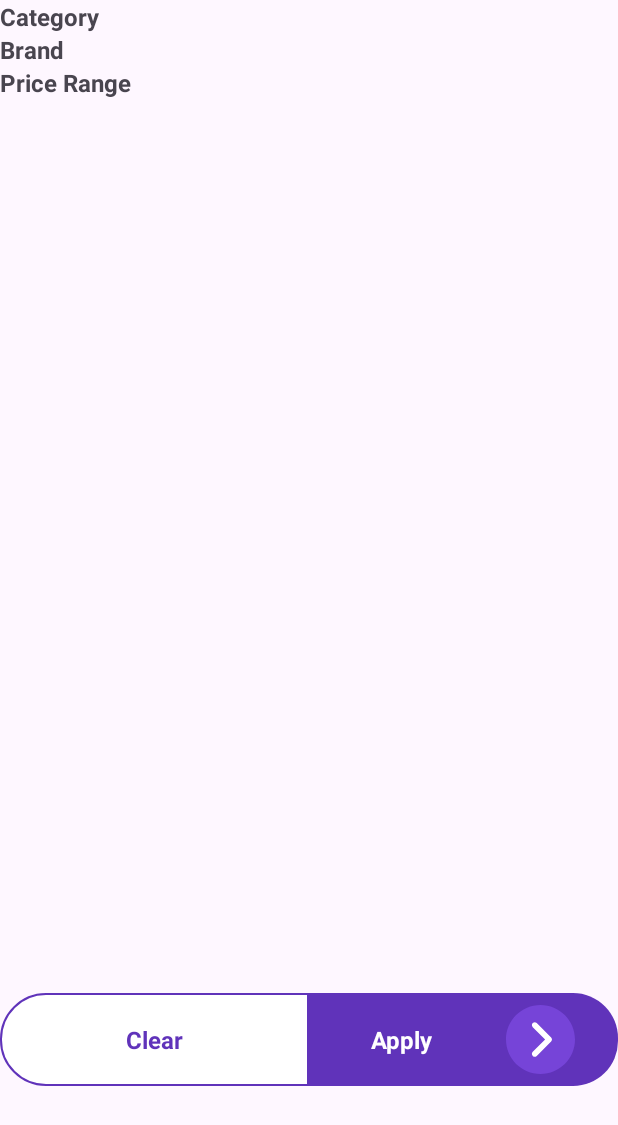
After one commit to QuangXYZ/LilyShop, an Android app: the layout fragment_filter.xml on its own in the app's theme, with its tools: preview values and no code run, on a phone screen of 412 x 824 dp. The commit adds this screen. Shown: the top 1125 px of the screen. Run offline under Robolectric (Android 15) with nearby library versions, the phone set to English and light mode, and no system bars.

Commit message:
feat: add filter screen

```diff
--- /dev/null
+++ b/app/src/main/res/drawable/apply_bkg.xml
@@ -0,0 +1,5 @@
+<?xml version="1.0" encoding="utf-8"?>
+<shape xmlns:android="http://schemas.android.com/apk/res/android">
+    <solid android:color="@color/purple"/>
+    <corners android:topRightRadius="30dp" android:bottomRightRadius="30dp"/>
+</shape>
--- /dev/null
+++ b/app/src/main/res/drawable/clear_bkg.xml
@@ -0,0 +1,9 @@
+<?xml version="1.0" encoding="utf-8"?>
+<shape xmlns:android="http://schemas.android.com/apk/res/android">
+
+
+    <solid android:color="@color/white"/>
+    <stroke android:color="@color/purple" android:width="1dp"/>
+
+    <corners android:topLeftRadius="30dp" android:bottomLeftRadius="30dp"/>
+</shape>
--- /dev/null
+++ b/app/src/main/res/drawable/next.xml
@@ -0,0 +1,13 @@
+<vector xmlns:android="http://schemas.android.com/apk/res/android"
+    android:width="24dp"
+    android:height="24dp"
+    android:viewportWidth="512"
+    android:viewportHeight="512">
+  <path
+      android:fillColor="#7644D8"
+      android:pathData="M256,0C114.84,0 0,114.84 0,256s114.84,256 256,256s256,-114.84 256,-256S397.16,0 256,0zM335.08,271.08L228.42,377.75c-4.16,4.16 -9.62,6.25 -15.08,6.25c-5.46,0 -10.92,-2.09 -15.08,-6.25c-8.34,-8.34 -8.34,-21.82 0,-30.17L289.83,256l-91.58,-91.58c-8.34,-8.34 -8.34,-21.82 0,-30.17s21.82,-8.34 30.17,0l106.67,106.67C343.42,249.26 343.42,262.74 335.08,271.08z"/>
+  <path
+      android:fillColor="@color/white"
+      android:pathData="M228.42,134.25c-8.33,-8.33 -21.84,-8.33 -30.17,0c-8.33,8.33 -8.33,21.84 0,30.17L289.83,256l-91.58,91.58c-8.33,8.33 -8.33,21.84 0,30.17c8.33,8.33 21.84,8.33 30.17,0l106.67,-106.67c8.33,-8.33 8.33,-21.84 0,-30.17L228.42,134.25z"/>
+
+</vector>
--- a/app/src/main/res/layout/activity_main.xml
+++ b/app/src/main/res/layout/activity_main.xml
@@ -39,7 +39,7 @@
                 android:layout_width="match_parent"
                 android:layout_height="60dp"
                 app:backgroundColor="@color/purple"
-                app:cornerRadius="10dp"
+                app:cornerRadius="20dp"
                 app:corners="all"
                 app:menu="@menu/bottom_navigation_menu" />
 
--- /dev/null
+++ b/app/src/main/res/layout/fragment_filter.xml
@@ -0,0 +1,102 @@
+<?xml version="1.0" encoding="utf-8"?>
+<androidx.constraintlayout.widget.ConstraintLayout xmlns:android="http://schemas.android.com/apk/res/android"
+    xmlns:app="http://schemas.android.com/apk/res-auto"
+    xmlns:tools="http://schemas.android.com/tools"
+    android:layout_width="match_parent"
+    android:layout_height="match_parent"
+    tools:context=".activity.Fragment.FilterFragment">
+
+
+    <LinearLayout
+        android:layout_width="match_parent"
+        android:layout_height="wrap_content"
+        android:orientation="vertical"
+
+        app:layout_constraintEnd_toEndOf="parent"
+        app:layout_constraintStart_toStartOf="parent"
+        app:layout_constraintTop_toTopOf="parent">
+
+        <TextView
+            android:layout_width="wrap_content"
+            android:layout_height="wrap_content"
+            android:text="Category"
+            android:textSize="16sp"
+            android:textStyle="bold" />
+
+        <androidx.recyclerview.widget.RecyclerView
+            android:layout_width="match_parent"
+            android:layout_height="wrap_content" />
+
+        <TextView
+            android:layout_width="wrap_content"
+            android:layout_height="wrap_content"
+            android:text="Brand"
+            android:textSize="16sp"
+            android:textStyle="bold" />
+
+        <TextView
+            android:layout_width="wrap_content"
+            android:layout_height="wrap_content"
+            android:text="Price Range"
+            android:textSize="16sp"
+            android:textStyle="bold" />
+    </LinearLayout>
+
+
+    <LinearLayout
+        android:id="@+id/linearLayout2"
+        android:layout_width="match_parent"
+        android:layout_height="wrap_content"
+        android:orientation="horizontal"
+        android:weightSum="2"
+        android:layout_marginBottom="100dp"
+        app:layout_constraintBottom_toBottomOf="parent"
+        app:layout_constraintEnd_toEndOf="parent">
+
+        <TextView
+            android:layout_width="0dp"
+            android:layout_height="wrap_content"
+            android:layout_weight="1"
+            android:background="@drawable/clear_bkg"
+            android:padding="20dp"
+            android:text="Clear"
+            android:textAlignment="center"
+            android:textColor="@color/purple"
+            android:textSize="16sp"
+            android:textStyle="bold" />
+
+
+        <LinearLayout
+            android:layout_width="0dp"
+            android:layout_height="wrap_content"
+            android:layout_weight="1"
+            android:orientation="horizontal"
+            android:weightSum="2"
+            android:gravity="center"
+            android:background="@drawable/apply_bkg">
+            <TextView
+                android:layout_width="0dp"
+                android:layout_height="wrap_content"
+                android:layout_weight="1"
+                android:paddingStart="20dp"
+                android:paddingTop="20dp"
+                android:paddingBottom="20dp"
+                android:text="Apply"
+                android:textAlignment="center"
+
+                android:textColor="@color/white"
+
+                android:textSize="16sp"
+                android:textStyle="bold"/>
+            <ImageView
+                android:layout_weight="1"
+                android:layout_width="0dp"
+                android:padding="8dp"
+                android:layout_height="match_parent"
+                android:src="@drawable/next"/>
+        </LinearLayout>
+
+
+    </LinearLayout>
+
+</androidx.constraintlayout.widget.ConstraintLayout>
```
Also changed, not shown: app/src/main/java/com/quang/lilyshop/activity/FilterActivity.kt (deleted, +0 -12 lines), app/src/main/java/com/quang/lilyshop/activity/Fragment/FilterFragment.kt (added, +60 -0 lines), app/src/main/java/com/quang/lilyshop/activity/Fragment/SearchFragment.kt (+32 -9 lines), app/src/main/java/com/quang/lilyshop/activity/Fragment/SearchRecentFragment.kt (added, +60 -0 lines), app/src/main/java/com/quang/lilyshop/activity/Fragment/SearchResultFragment.kt (added, +60 -0 lines), app/src/main/res/layout/activity_filter.xml (deleted, +0 -9 lines), app/src/main/res/layout/fragment_search.xml (+6 -23 lines), app/src/main/res/layout/fragment_search_recent.xml (added, +65 -0 lines), app/src/main/res/layout/fragment_search_result.xml (added, +14 -0 lines).
